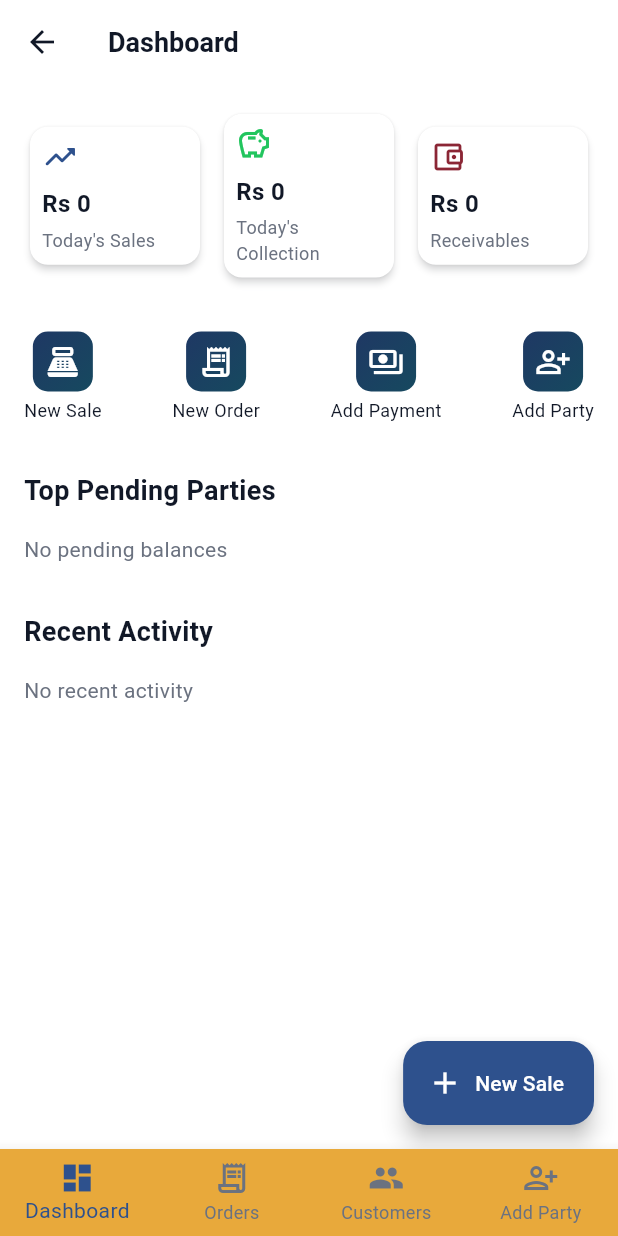
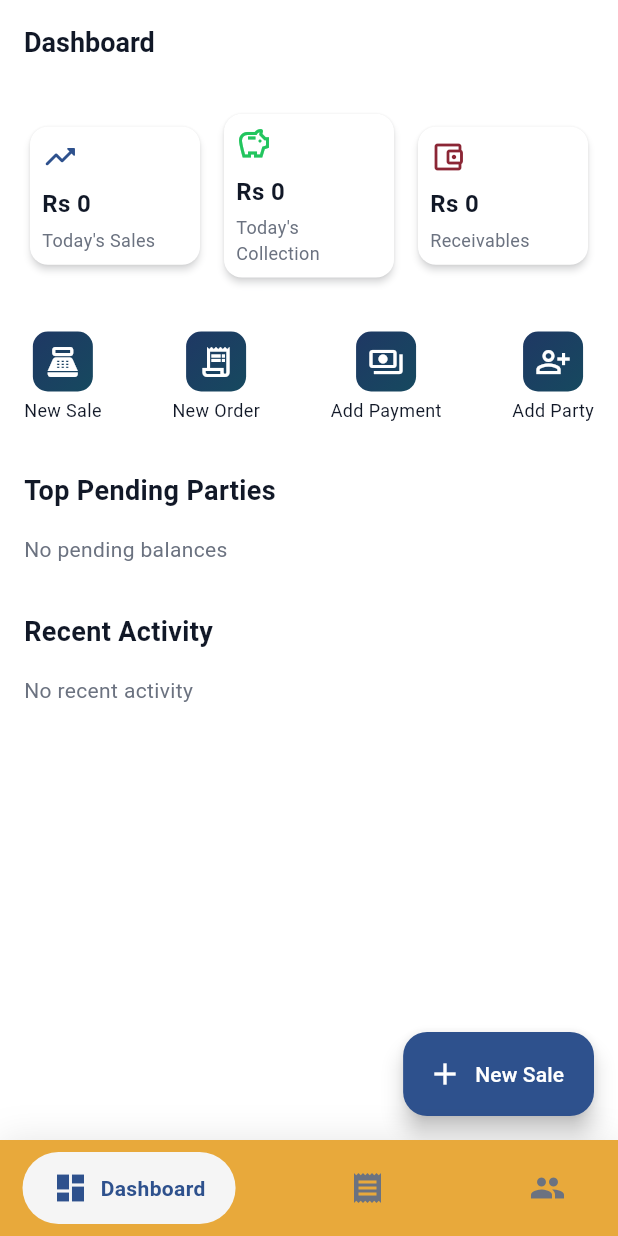
Before and after one commit to mohsinkhan117/katha_management, a Flutter app: the screen it shows after launch, on a phone screen of 412 x 824 dp. Run offline on Flutter 3.47's test engine with Material 3 defaults, Android fonts, the phone set to English and light mode, and no system bars; drawn by our look-alikes of google_nav_bar; our stand-ins replace permission_handler, sqflite; accounts and stored records are empty; Roboto replaces fonts that are missing (Poppins).

Commit message:
added google nav bar --- fixed back routes

```diff
--- a/lib/core/routes/routes_generator.dart
+++ b/lib/core/routes/routes_generator.dart
@@ -5,7 +5,7 @@ import 'package:katha_management/ui/customers/customers_view.dart';
 import 'package:katha_management/ui/features/add_party/add_party_view.dart';
 import 'package:katha_management/ui/features/add_payment/payment_view.dart';
 import 'package:katha_management/ui/dashboard/dashboard_view.dart';
-import 'package:katha_management/ui/navigation_bar/navigattion_bar_view.dart';
+import 'package:katha_management/ui/navigation_bar/gnav_bar_view.dart';
 import 'package:katha_management/ui/features/new_order/new_order_view.dart';
 import 'package:katha_management/ui/features/new_sale/new_sale_view.dart';
 import 'package:katha_management/ui/orders/orders_view.dart';
@@ -19,8 +19,10 @@ class RouterGenerator {
       // ======================================================
       // Core
       // ======================================================
-      case NavigationBarView.routeName:
-        return NavigationBarView.route();
+      case GnavBar.routeName:
+        return GnavBar.route();
+      // case NavigationBarView.routeName:
+      //   return NavigationBarView.route();
 
       case DashboardView.routeName:
         return DashboardView.route();
--- a/lib/core/service/db/firestore_paths.dart
+++ /dev/null
@@ -1,13 +0,0 @@
-// lib/core/service/db/firestore_paths.dart
-
-/// Central place for Firestore collection names, so a rename only ever
-/// happens in one file.
-class FirestorePaths {
-  FirestorePaths._();
-
-  static const String tables = 'tables';
-  static const String menu = 'menu';
-  static const String categories = 'categories';
-  static const String orders = 'orders';
-  static const String invoices = 'invoices';
-}
--- a/lib/main.dart
+++ b/lib/main.dart
@@ -1,23 +1,70 @@
-import 'dart:async';
+// import 'dart:async';
+
+// import 'package:flutter/material.dart';
+// import 'package:katha_management/core/routes/routes_generator.dart';
+// import 'package:katha_management/core/theme/app_themes/themes.dart';
+// import 'package:katha_management/ui/customers/customers_view_model.dart';
+// import 'package:katha_management/ui/dashboard/dashboard_view.dart';
+// import 'package:katha_management/ui/dashboard/dashboard_view_model.dart';
+// import 'package:katha_management/ui/features/add_party/add_party_view_model.dart';
+// import 'package:katha_management/ui/features/add_payment/payment_view_model.dart';
+// import 'package:katha_management/ui/features/new_order/new_order_view_model.dart';
+// import 'package:katha_management/ui/features/new_sale/new_sale_view_model.dart';
+// import 'package:katha_management/ui/navigation_bar/gnav_bar_view.dart';
+// import 'package:katha_management/ui/navigation_bar/gnav_bar_view_model.dart';
+// import 'package:katha_management/ui/navigation_bar/navigattion_bar_view.dart';
+// import 'package:katha_management/ui/orders/order_view_model.dart';
+// import 'package:provider/provider.dart';
+
+// Future<void> main() async {
+//   WidgetsFlutterBinding.ensureInitialized();
+//   // await Firebase.initializeApp(options: DefaultFirebaseOptions.currentPlatform);
+
+//   runApp(MyApp());
+// }
+
+// class MyApp extends StatelessWidget {
+//   const MyApp({super.key});
+
+//   @override
+//   Widget build(BuildContext context) {
+//     return MultiProvider(
+//       providers: [
+//         ChangeNotifierProvider(create: (_) => DashboardViewmodel()),
+//         ChangeNotifierProvider(create: (_) => OrderViewModel()),
+//         ChangeNotifierProvider(create: (_) => NewSaleViewModel()),
+//         ChangeNotifierProvider(create: (_) => NewOrderViewModel()),
+//         ChangeNotifierProvider(create: (_) => PaymentViewModel()),
+//         ChangeNotifierProvider(create: (_) => AddPartyViewModel()),
+//         ChangeNotifierProvider(create: (_) => CustomersViewModel()),
+//         ChangeNotifierProvider(create: (_) => GnavBarViewModel()),
+//       ],
+//       child: MaterialApp(
+//         title: 'Katha_management',
+//         debugShowCheckedModeBanner: false,
+//         theme: AppTheme.lightTheme,
+//         darkTheme: AppTheme.darkTheme,
+//         themeMode: ThemeMode.light,
+//         home: GnavBar(),
+//         initialRoute: DashboardView.routeName,
+//         onGenerateRoute: RouterGenerator.onGenerateRoute,
+//       ),
+//     );
+//   }
+// }
+
+// lib/main.dart
 
 import 'package:flutter/material.dart';
 import 'package:katha_management/core/routes/routes_generator.dart';
 import 'package:katha_management/core/theme/app_themes/themes.dart';
-import 'package:katha_management/ui/customers/customers_view_model.dart';
-import 'package:katha_management/ui/dashboard/dashboard_view_model.dart';
-import 'package:katha_management/ui/features/add_party/add_party_view_model.dart';
-import 'package:katha_management/ui/features/add_payment/payment_view_model.dart';
-import 'package:katha_management/ui/features/new_order/new_order_view_model.dart';
-import 'package:katha_management/ui/features/new_sale/new_sale_view_model.dart';
-import 'package:katha_management/ui/navigation_bar/navigattion_bar_view.dart';
-import 'package:katha_management/ui/orders/order_view_model.dart';
-import 'package:provider/provider.dart';
+import 'package:katha_management/ui/navigation_bar/gnav_bar_view.dart';
 
 Future<void> main() async {
   WidgetsFlutterBinding.ensureInitialized();
   // await Firebase.initializeApp(options: DefaultFirebaseOptions.currentPlatform);
 
-  runApp(MyApp());
+  runApp(const MyApp());
 }
 
 class MyApp extends StatelessWidget {
@@ -25,25 +72,33 @@ class MyApp extends StatelessWidget {
 
   @override
   Widget build(BuildContext context) {
-    return MultiProvider(
-      providers: [
-        ChangeNotifierProvider(create: (_) => DashboardViewmodel()),
-        ChangeNotifierProvider(create: (_) => OrderViewModel()),
-        ChangeNotifierProvider(create: (_) => NewSaleViewModel()),
-        ChangeNotifierProvider(create: (_) => NewOrderViewModel()),
-        ChangeNotifierProvider(create: (_) => PaymentViewModel()),
-        ChangeNotifierProvider(create: (_) => AddPartyViewModel()),
-        ChangeNotifierProvider(create: (_) => CustomersViewModel()),
-      ],
-      child: MaterialApp(
-        title: 'Katha_management',
-        debugShowCheckedModeBanner: false,
-        theme: AppTheme.lightTheme,
-        darkTheme: AppTheme.darkTheme,
-        themeMode: ThemeMode.light,
-        initialRoute: NavigationBarView.routeName,
-        onGenerateRoute: RouterGenerator.onGenerateRoute,
-      ),
+    // No MultiProvider here: every screen-scoped ViewModel
+    // (NewSaleViewModel, NewOrderViewModel, PaymentViewModel,
+    // AddPartyViewModel, CustomersViewModel, GnavBarViewModel, ...)
+    // is created locally by its own View. Declaring them again here
+    // would just be dead weight — Provider always resolves to the
+    // nearest ancestor, so these screens would never actually see an
+    // app-wide instance even if one existed.
+    //
+    // If a genuinely app-wide concern shows up later (a signed-in
+    // user, a business profile, a theme toggle the whole app reacts
+    // to), that's when MultiProvider belongs back here — for state
+    // that outlives any single screen, not for a screen's own form
+    // state.
+    return MaterialApp(
+      title: 'Katha Management',
+      debugShowCheckedModeBanner: false,
+      theme: AppTheme.lightTheme,
+      darkTheme: AppTheme.darkTheme,
+      themeMode: ThemeMode.light,
+      // GnavBar is the whole app shell (tabs + bottom nav) and is the
+      // only thing that should ever be `home`. Screens reached by
+      // pushing on top of it (Party History, Add Party, New Sale,
+      // etc.) go through `onGenerateRoute` instead — `initialRoute`
+      // is not needed and conflicts with `home` if set to anything
+      // other than '/'.
+      home: const GnavBar(),
+      onGenerateRoute: RouterGenerator.onGenerateRoute,
     );
   }
 }
--- /dev/null
+++ b/lib/ui/navigation_bar/gnav_bar_view.dart
@@ -0,0 +1,122 @@
+// lib/ui/navigation_bar/gnav_bar_view.dart
+
+import 'package:flutter/material.dart';
+import 'package:google_nav_bar/google_nav_bar.dart';
+import 'package:provider/provider.dart';
+
+import 'package:katha_management/core/theme/app_colors/app_colors.dart';
+import 'package:katha_management/ui/customers/customers_view.dart';
+import 'package:katha_management/ui/dashboard/dashboard_view.dart';
+import 'package:katha_management/ui/orders/orders_view.dart';
+
+import 'gnav_bar_view_model.dart';
+
+/// The app's main navigation shell: owns which tab is selected,
+/// renders that tab's page, and shows the bottom nav bar underneath.
+///
+/// Self-contained — wraps its own `ChangeNotifierProvider`, so it can
+/// be dropped in directly as the app's home widget (e.g. `home: const
+/// GnavBar()` in `MaterialApp`, or pushed via `GnavBar.route()`) with
+/// no setup required anywhere else.
+class GnavBar extends StatelessWidget {
+  const GnavBar({super.key});
+
+  static const String routeName = '/gnav-bar-view';
+  static Route route() {
+    return MaterialPageRoute(
+      // builder: (context) => ChangeNotifierProvider(create:(_)=> GnavBarViewModel(),child: _GnavBarBody(),),
+      builder: (context) => GnavBar(),
+
+      settings: const RouteSettings(name: routeName),
+    );
+  }
+
+  @override
+  Widget build(BuildContext context) {
+    return ChangeNotifierProvider(
+      create: (_) => GnavBarViewModel(),
+      child: const _GnavBarBody(),
+    );
+  }
+}
+
+class _GnavBarBody extends StatefulWidget {
+  const _GnavBarBody();
+
+  @override
+  State<_GnavBarBody> createState() => _GnavBarBodyState();
+}
+
+class _GnavBarBodyState extends State<_GnavBarBody> {
+  final Set<int> _visitedIndices = {0};
+
+  static final List<WidgetBuilder> _pageBuilders = [
+    (_) => const DashboardView(),
+    (_) => const OrdersView(),
+    (_) => const CustomersView(),
+  ];
+
+  @override
+  Widget build(BuildContext context) {
+    final selectedIndex = context.watch<GnavBarViewModel>().selectedIndex;
+    _visitedIndices.add(selectedIndex);
+
+    return Scaffold(
+      body: IndexedStack(
+        index: selectedIndex,
+        children: List.generate(_pageBuilders.length, (index) {
+          if (!_visitedIndices.contains(index)) {
+            return const SizedBox.shrink();
+          }
+          return _pageBuilders[index](context);
+        }),
+      ),
+      bottomNavigationBar: _NavBar(
+        selectedIndex: selectedIndex,
+        onTabChange: context.read<GnavBarViewModel>().setSelectedIndex,
+      ),
+    );
+  }
+}
+
+class _NavBar extends StatelessWidget {
+  const _NavBar({required this.selectedIndex, required this.onTabChange});
+
+  final int selectedIndex;
+  final ValueChanged<int> onTabChange;
+
+  @override
+  Widget build(BuildContext context) {
+    return Container(
+      decoration: BoxDecoration(
+        color: AppColors.accent,
+        boxShadow: [
+          BoxShadow(blurRadius: 20, color: Colors.black.withValues(alpha: 0.1)),
+        ],
+      ),
+      child: SafeArea(
+        child: Padding(
+          padding: const EdgeInsets.symmetric(horizontal: 15, vertical: 8),
+          child: GNav(
+            rippleColor: Colors.grey[300]!,
+            hoverColor: Colors.grey[100]!,
+            gap: 8,
+            activeColor: AppColors.primary,
+            iconSize: 24,
+            padding: const EdgeInsets.symmetric(horizontal: 20, vertical: 12),
+            duration: const Duration(milliseconds: 400),
+            tabBackgroundColor: Colors.grey[100]!,
+            color: AppColors.textSecondary,
+            selectedIndex: selectedIndex,
+            onTabChange: onTabChange,
+            tabs: const [
+              GButton(icon: Icons.dashboard, text: 'Dashboard'),
+              GButton(icon: Icons.receipt, text: 'Orders'),
+              GButton(icon: Icons.people, text: 'Customers'),
+            ],
+          ),
+        ),
+      ),
+    );
+  }
+}
--- /dev/null
+++ b/lib/ui/navigation_bar/gnav_bar_view_model.dart
@@ -0,0 +1,15 @@
+// lib/ui/navigation_bar/gnav_bar_view_model.dart
+
+import 'package:flutter/material.dart';
+
+class GnavBarViewModel extends ChangeNotifier {
+  int _selectedIndex = 0;
+
+  int get selectedIndex => _selectedIndex;
+
+  void setSelectedIndex(int index) {
+    if (index == _selectedIndex) return;
+    _selectedIndex = index;
+    notifyListeners();
+  }
+}
--- a/lib/ui/navigation_bar/navigattion_bar_view.dart
+++ b/lib/ui/navigation_bar/navigattion_bar_view.dart
@@ -27,7 +27,11 @@ class _NavigationBarViewState extends State<NavigationBarView> {
 
   void _onTabTapped(int index) {
     if (index == 3) {
-      Navigator.pushNamed(context, AddPartyView.routeName);
+      Navigator.pushNamedAndRemoveUntil(
+        context,
+        AddPartyView.routeName,
+        (route) => false,
+      );
       return;
     }
     setState(() => _selectedIndex = index);
--- a/pubspec.yaml
+++ b/pubspec.yaml
@@ -22,6 +22,7 @@ dependencies:
   path_provider: ^2.1.5
   path: ^1.9.1
   uuid: ^4.6.0
+  google_nav_bar: ^5.0.7
 
 dev_dependencies:
   flutter_test:
```
Also changed, not shown: lib/core/printer_service/bluetooth_adapter_channel.dart (renamed from lib/core/service/bluetooth_adapter_channel.dart), lib/core/printer_service/bluetooth_printer_service.dart (renamed from lib/core/service/bluetooth_printer_service.dart), lib/core/printer_service/local_logo_service.dart (renamed from lib/core/service/local_logo_service.dart), lib/core/printer_service/printer_service.dart (renamed from lib/core/service/printer_service.dart), pubspec.lock.
